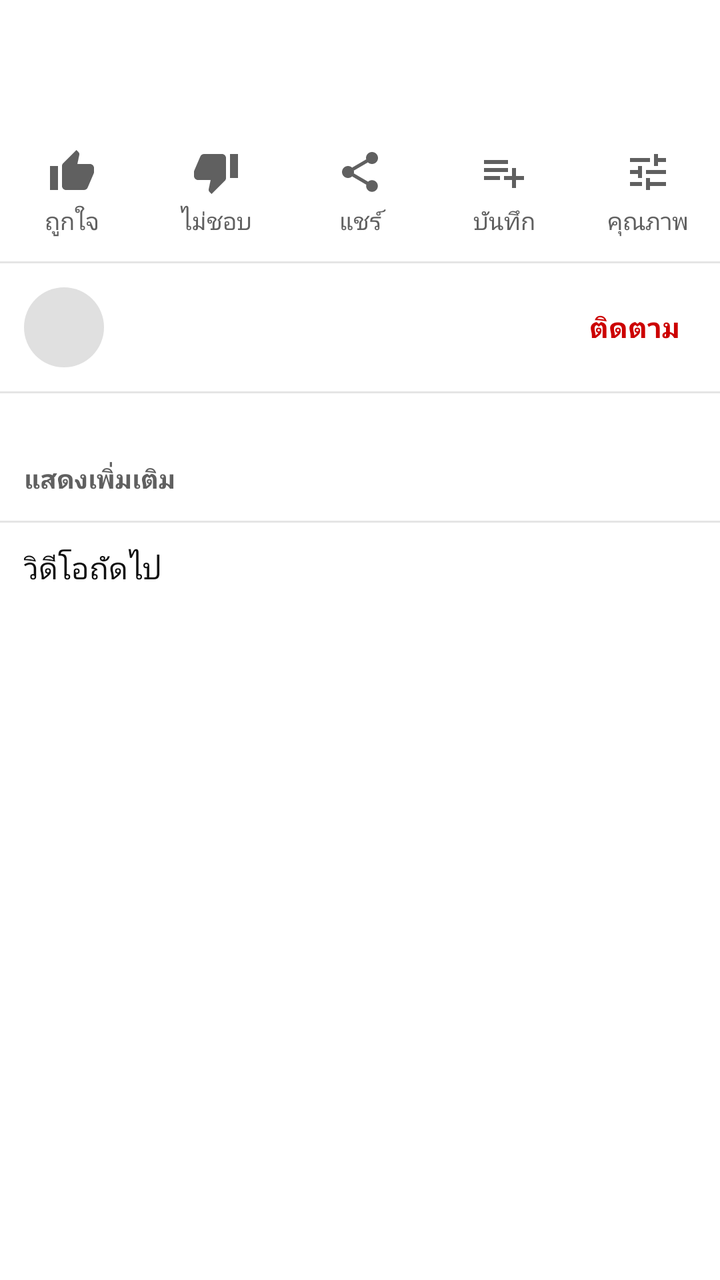
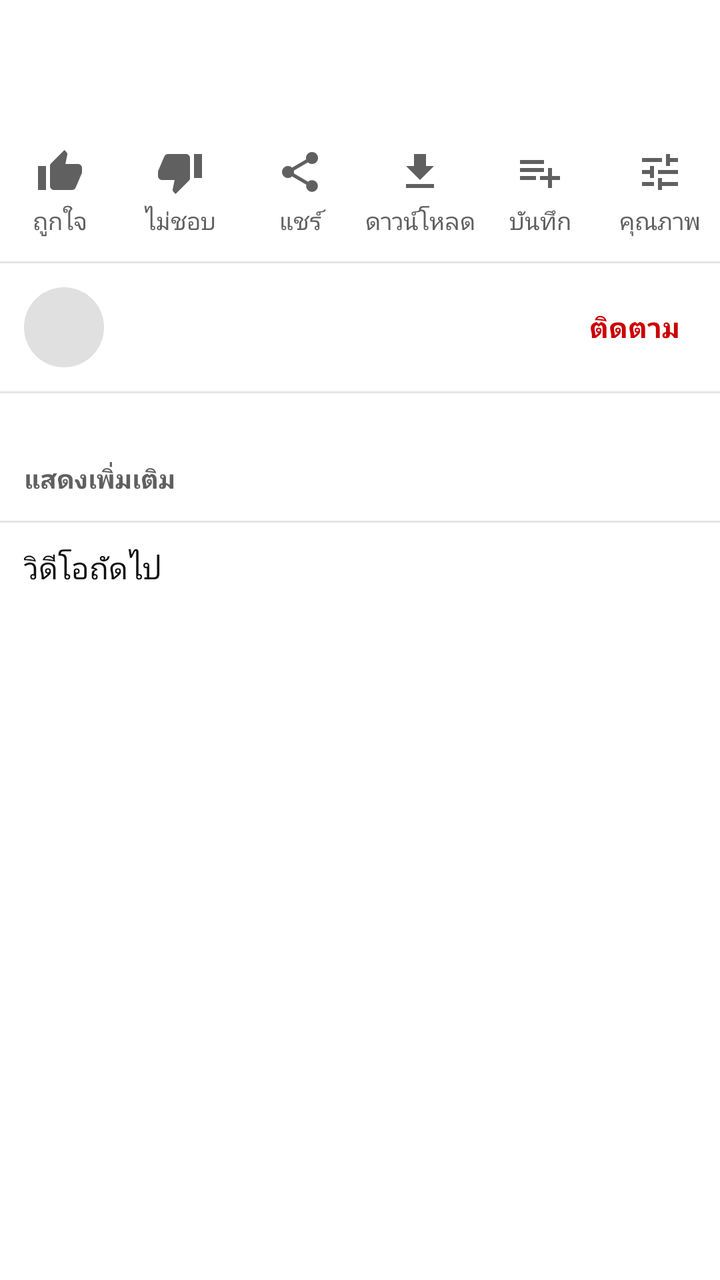

Screens rendered from an Android XML layout before and after an edit, with the pre-edit source and the edit as a unified diff.
<!-- AndroidManifest.xml: application theme Theme.YTClassic -->
<!-- res/layout/item_watch_header.xml -->
<LinearLayout xmlns:android="http://schemas.android.com/apk/res/android" xmlns:app="http://schemas.android.com/apk/res-auto"
    android:layout_width="match_parent" android:layout_height="wrap_content" android:orientation="vertical">
  <LinearLayout android:id="@+id/titleRow" android:layout_width="match_parent" android:layout_height="wrap_content" android:orientation="vertical"
      android:paddingStart="12dp" android:paddingEnd="12dp" android:paddingTop="12dp" android:background="?attr/selectableItemBackground">
    <TextView android:id="@+id/wTitle" android:layout_width="match_parent" android:layout_height="wrap_content" android:textColor="@color/text1" android:textSize="18sp" android:maxLines="2" android:ellipsize="end"/>
    <TextView android:id="@+id/wViews" android:layout_width="match_parent" android:layout_height="wrap_content" android:layout_marginTop="4dp" android:textColor="@color/text2" android:textSize="13sp"/>
  </LinearLayout>
  <LinearLayout android:layout_width="match_parent" android:layout_height="wrap_content" android:orientation="horizontal" android:paddingTop="12dp" android:paddingBottom="8dp">
    <TextView android:id="@+id/btnLike" style="@style/WatchAction" android:drawableTop="@drawable/ic_thumb_up" android:text="@string/like"/>
    <TextView android:id="@+id/btnDislike" style="@style/WatchAction" android:drawableTop="@drawable/ic_thumb_down" android:text="@string/dislike"/>
    <TextView android:id="@+id/btnShare" style="@style/WatchAction" android:drawableTop="@drawable/ic_share" android:text="@string/share"/>
    <TextView android:id="@+id/btnSave" style="@style/WatchAction" android:drawableTop="@drawable/ic_playlist_add" android:text="บันทึก"/>
    <TextView android:id="@+id/btnQuality" style="@style/WatchAction" android:drawableTop="@drawable/ic_tune" android:text="@string/quality"/>
  </LinearLayout>
  <View android:layout_width="match_parent" android:layout_height="1dp" android:background="@color/divider"/>
  <LinearLayout android:id="@+id/channelRow" android:layout_width="match_parent" android:layout_height="wrap_content" android:orientation="horizontal" android:gravity="center_vertical" android:padding="12dp" android:background="?attr/selectableItemBackground">
    <ImageView android:id="@+id/wAvatar" android:layout_width="40dp" android:layout_height="40dp" android:background="@drawable/bg_avatar" android:importantForAccessibility="no"/>
    <LinearLayout android:layout_width="0dp" android:layout_weight="1" android:layout_height="wrap_content" android:orientation="vertical" android:layout_marginStart="12dp">
      <TextView android:id="@+id/wChannel" android:layout_width="match_parent" android:layout_height="wrap_content" android:textColor="@color/text1" android:textSize="15sp" android:maxLines="1" android:ellipsize="end"/>
      <TextView android:id="@+id/wSubs" android:layout_width="match_parent" android:layout_height="wrap_content" android:textColor="@color/text2" android:textSize="12sp"/>
    </LinearLayout>
    <TextView android:id="@+id/btnSubscribe" android:layout_width="wrap_content" android:layout_height="wrap_content" android:text="@string/subscribe"
        android:textColor="#CC0000" android:textSize="14sp" android:textStyle="bold" android:padding="8dp" android:background="?attr/selectableItemBackground"/>
  </LinearLayout>
  <View android:layout_width="match_parent" android:layout_height="1dp" android:background="@color/divider"/>
  <TextView android:id="@+id/wDesc" android:layout_width="match_parent" android:layout_height="wrap_content" android:paddingStart="12dp" android:paddingEnd="12dp" android:paddingTop="12dp"
      android:textColor="@color/text1" android:textSize="13sp" android:maxLines="3" android:ellipsize="end" android:autoLink="web" android:lineSpacingExtra="2dp"/>
  <TextView android:id="@+id/wDescToggle" android:layout_width="wrap_content" android:layout_height="wrap_content" android:paddingStart="12dp" android:paddingEnd="12dp" android:paddingTop="4dp" android:paddingBottom="12dp"
      android:text="@string/show_more" android:textColor="@color/text2" android:textSize="13sp" android:textStyle="bold"/>
  <View android:layout_width="match_parent" android:layout_height="1dp" android:background="@color/divider"/>
  <LinearLayout android:id="@+id/commentsRow" android:layout_width="match_parent" android:layout_height="wrap_content" android:orientation="vertical"
      android:padding="12dp" android:background="?attr/selectableItemBackground" android:visibility="gone">
    <TextView android:id="@+id/commentsTitle" android:layout_width="match_parent" android:layout_height="wrap_content" android:textColor="@color/text1" android:textSize="14sp" android:textStyle="bold"/>
    <LinearLayout android:id="@+id/commentPreview" android:layout_width="match_parent" android:layout_height="wrap_content" android:orientation="horizontal" android:layout_marginTop="8dp" android:gravity="center_vertical">
      <ImageView android:id="@+id/previewAvatar" android:layout_width="24dp" android:layout_height="24dp" android:background="@drawable/bg_avatar" android:importantForAccessibility="no"/>
      <TextView android:id="@+id/previewText" android:layout_width="0dp" android:layout_weight="1" android:layout_height="wrap_content" android:layout_marginStart="10dp"
          android:maxLines="2" android:ellipsize="end" android:textColor="@color/text1" android:textSize="13sp"/>
    </LinearLayout>
  </LinearLayout>
  <View android:id="@+id/commentsDivider" android:layout_width="match_parent" android:layout_height="1dp" android:background="@color/divider" android:visibility="gone"/>
  <TextView android:layout_width="match_parent" android:layout_height="wrap_content" android:padding="12dp" android:text="@string/up_next" android:textColor="@color/text1" android:textSize="15sp"/>
</LinearLayout>
<!-- resources referenced by this layout -->
<resources>
  <color name="divider">#E5E5E5</color>
  <color name="text1">#0F0F0F</color>
  <color name="text2">#606060</color>
  <!-- drawable bg_avatar (drawable) -->
  <shape xmlns:android="http://schemas.android.com/apk/res/android" android:shape="oval"><solid android:color="@color/placeholder"/></shape>
  <!-- drawable ic_playlist_add (drawable) -->
  <vector xmlns:android="http://schemas.android.com/apk/res/android" android:width="24dp" android:height="24dp" android:viewportWidth="24" android:viewportHeight="24" android:tint="?attr/colorControlNormal">
    <path android:fillColor="@android:color/white" android:pathData="M14,10H2v2h12v-2zM14,6H2v2h12V6zM18,14v-4h-2v4h-4v2h4v4h2v-4h4v-2h-4zM2,16h8v-2H2v2z"/>
  </vector>
  <!-- drawable ic_thumb_down (drawable) -->
  <vector xmlns:android="http://schemas.android.com/apk/res/android" android:width="24dp" android:height="24dp" android:viewportWidth="24" android:viewportHeight="24" android:tint="?attr/colorControlNormal">
    <path android:fillColor="@android:color/white" android:pathData="M15,3H6c-0.83,0 -1.54,0.5 -1.84,1.22l-3.02,7.05c-0.09,0.23 -0.14,0.47 -0.14,0.73v2c0,1.1 0.9,2 2,2h6.31l-0.95,4.57 -0.03,0.32c0,0.41 0.17,0.79 0.44,1.06L9.83,23l6.59,-6.59c0.36,-0.36 0.58,-0.86 0.58,-1.41V5c0,-1.1 -0.9,-2 -2,-2zM19,3v12h4V3h-4z"/>
  </vector>
  <!-- drawable ic_thumb_up (drawable) -->
  <vector xmlns:android="http://schemas.android.com/apk/res/android" android:width="24dp" android:height="24dp" android:viewportWidth="24" android:viewportHeight="24" android:tint="?attr/colorControlNormal">
    <path android:fillColor="@android:color/white" android:pathData="M1,21h4V9H1v12zM23,10c0,-1.1 -0.9,-2 -2,-2h-6.31l0.95,-4.57 0.03,-0.32c0,-0.41 -0.17,-0.79 -0.44,-1.06L14.17,1 7.59,7.59C7.22,7.95 7,8.45 7,9v10c0,1.1 0.9,2 2,2h9c0.83,0 1.54,-0.5 1.84,-1.22l3.02,-7.05c0.09,-0.23 0.14,-0.47 0.14,-0.73v-2z"/>
  </vector>
  <!-- drawable ic_tune (drawable) -->
  <vector xmlns:android="http://schemas.android.com/apk/res/android" android:width="24dp" android:height="24dp" android:viewportWidth="24" android:viewportHeight="24" android:tint="?attr/colorControlNormal">
    <path android:fillColor="@android:color/white" android:pathData="M3,17v2h6v-2H3zM3,5v2h10V5H3zM13,21v-2h8v-2h-8v-2h-2v6h2zM7,9v2H3v2h4v2h2V9H7zM21,13v-2H11v2h10zM15,9h2V7h4V5h-4V3h-2v6z"/>
  </vector>
  <string name="dislike">ไม่ชอบ</string>
  <string name="like">ถูกใจ</string>
  <string name="quality">คุณภาพ</string>
  <string name="share">แชร์</string>
  <string name="show_more">แสดงเพิ่มเติม</string>
  <string name="subscribe">ติดตาม</string>
  <string name="up_next">วิดีโอถัดไป</string>
  <style name="WatchAction"><item name="android:layout_width">0dp</item><item name="android:layout_weight">1</item><item name="android:layout_height">wrap_content</item><item name="android:gravity">center</item><item name="android:drawablePadding">4dp</item><item name="android:textColor">@color/text2</item><item name="android:textSize">12sp</item><item name="android:drawableTint">@color/icon</item><item name="android:background">?attr/selectableItemBackgroundBorderless</item><item name="android:paddingTop">4dp</item><item name="android:paddingBottom">4dp</item></style>
  <color name="placeholder">#E0E0E0</color>
  <color name="icon">#606060</color>
  <color name="bg">#FFFFFF</color>
  <color name="surface">#FFFFFF</color>
  <!-- unchanged entries left out for length: 2 -->
</resources>

<!-- the commit's change to res/layout/item_watch_header.xml (unified diff, before → after) -->
@@ -9,6 +9,7 @@
     <TextView android:id="@+id/btnLike" style="@style/WatchAction" android:drawableTop="@drawable/ic_thumb_up" android:text="@string/like"/>
     <TextView android:id="@+id/btnDislike" style="@style/WatchAction" android:drawableTop="@drawable/ic_thumb_down" android:text="@string/dislike"/>
     <TextView android:id="@+id/btnShare" style="@style/WatchAction" android:drawableTop="@drawable/ic_share" android:text="@string/share"/>
+    <TextView android:id="@+id/btnDownload" style="@style/WatchAction" android:drawableTop="@drawable/ic_download" android:text="ดาวน์โหลด"/>
     <TextView android:id="@+id/btnSave" style="@style/WatchAction" android:drawableTop="@drawable/ic_playlist_add" android:text="บันทึก"/>
     <TextView android:id="@+id/btnQuality" style="@style/WatchAction" android:drawableTop="@drawable/ic_tune" android:text="@string/quality"/>
   </LinearLayout>
@@ -38,5 +39,5 @@
     </LinearLayout>
   </LinearLayout>
   <View android:id="@+id/commentsDivider" android:layout_width="match_parent" android:layout_height="1dp" android:background="@color/divider" android:visibility="gone"/>
-  <TextView android:layout_width="match_parent" android:layout_height="wrap_content" android:padding="12dp" android:text="@string/up_next" android:textColor="@color/text1" android:textSize="15sp"/>
+  <TextView android:id="@+id/upNext" android:layout_width="match_parent" android:layout_height="wrap_content" android:padding="12dp" android:text="@string/up_next" android:textColor="@color/text1" android:textSize="15sp"/>
 </LinearLayout>
<!-- resource entries referenced after the edit -->
@@ -5,6 +5,10 @@
   <color name="text2">#606060</color>
   <!-- drawable bg_avatar (drawable) -->
   <shape xmlns:android="http://schemas.android.com/apk/res/android" android:shape="oval"><solid android:color="@color/placeholder"/></shape>
+  <!-- drawable ic_download (drawable) -->
+  <vector xmlns:android="http://schemas.android.com/apk/res/android" android:width="24dp" android:height="24dp" android:viewportWidth="24" android:viewportHeight="24" android:tint="?attr/colorControlNormal">
+    <path android:fillColor="@android:color/white" android:pathData="M19,9h-4V3H9v6H5l7,7 7,-7zM5,18v2h14v-2H5z"/>
+  </vector>
   <!-- drawable ic_playlist_add (drawable) -->
   <vector xmlns:android="http://schemas.android.com/apk/res/android" android:width="24dp" android:height="24dp" android:viewportWidth="24" android:viewportHeight="24" android:tint="?attr/colorControlNormal">
     <path android:fillColor="@android:color/white" android:pathData="M14,10H2v2h12v-2zM14,6H2v2h12V6zM18,14v-4h-2v4h-4v2h4v4h2v-4h4v-2h-4zM2,16h8v-2H2v2z"/>
